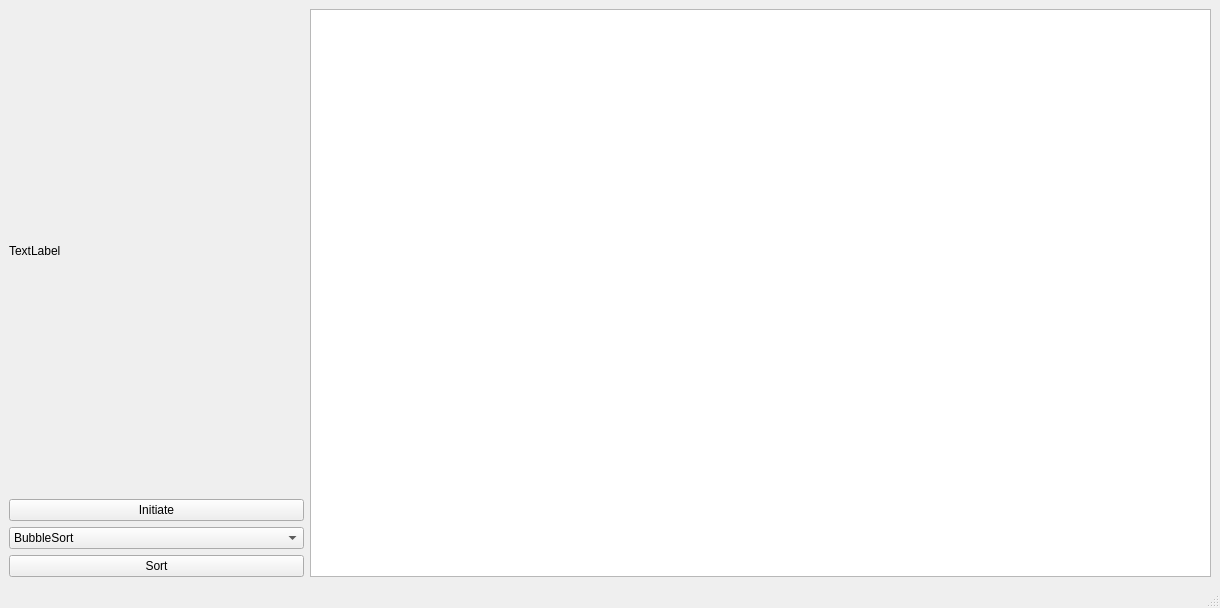
Old version of the form Sortings_Visualization/mainwindow.ui in the repository yegorgru/OOP_Lab2_4_Semester.
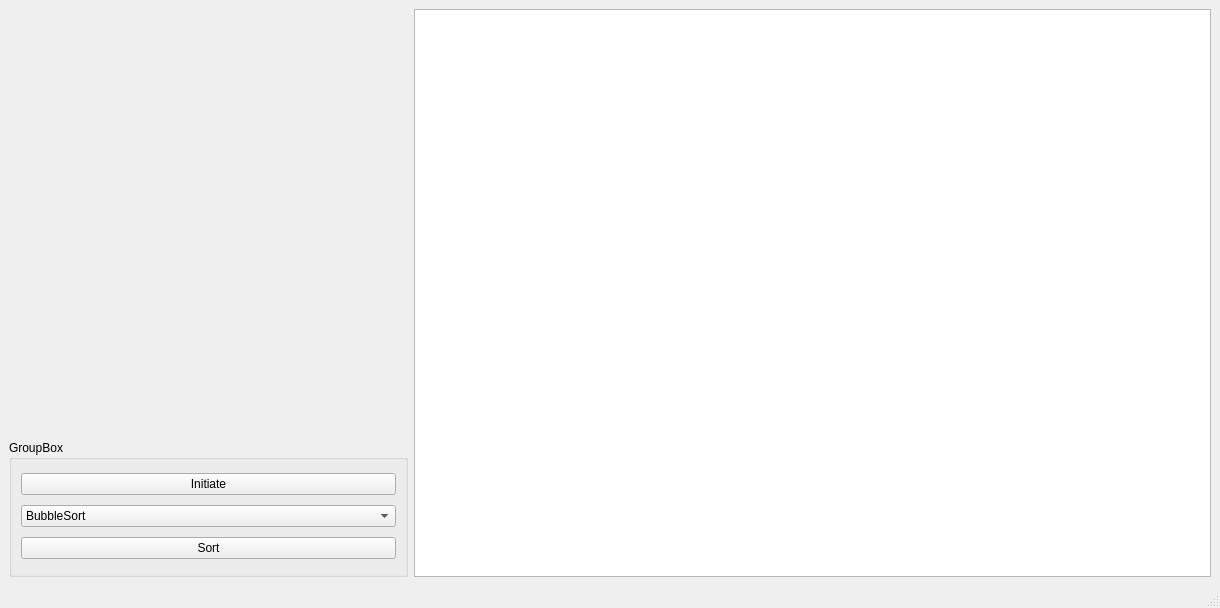
New version of the form.

Commit message: groupBox is disabled while sorting visualization

The edit to the form file:
```diff
--- a/Sortings_Visualization/mainwindow.ui
+++ b/Sortings_Visualization/mainwindow.ui
@@ -15,7 +15,20 @@
   </property>
   <widget class="QWidget" name="centralwidget">
    <layout class="QGridLayout" name="gridLayout">
-    <item row="2" column="0">
+    <item row="3" column="0">
+     <widget class="QGroupBox" name="groupBox">
+      <property name="title">
+       <string>GroupBox</string>
+      </property>
+      <layout class="QVBoxLayout" name="verticalLayout">
+       <item>
+        <widget class="QPushButton" name="InitiateButton">
+         <property name="text">
+          <string>Initiate</string>
+         </property>
+        </widget>
+       </item>
+       <item>
      <widget class="QComboBox" name="SortingNameComboBox">
       <item>
        <property name="text">
@@ -39,29 +52,18 @@
       </item>
      </widget>
     </item>
-    <item row="0" column="1" rowspan="4">
-     <widget class="QGraphicsView" name="graphicsView"/>
-    </item>
-    <item row="3" column="0">
+       <item>
      <widget class="QPushButton" name="SortButton">
       <property name="text">
        <string>Sort</string>
       </property>
      </widget>
     </item>
-    <item row="0" column="0">
-     <widget class="QLabel" name="label">
-      <property name="text">
-       <string>TextLabel                                                                         </string>
-      </property>
+      </layout>
      </widget>
     </item>
-    <item row="1" column="0">
-     <widget class="QPushButton" name="InitiateButton">
-      <property name="text">
-       <string>Initiate</string>
-      </property>
-     </widget>
+    <item row="0" column="1" rowspan="4" colspan="2">
+     <widget class="QGraphicsView" name="graphicsView"/>
     </item>
    </layout>
   </widget>
```
Lines whose indentation alone changed are shown as unchanged. The commit also changes 3 other files.
